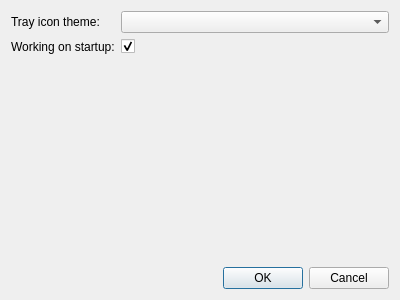
Before: the Qt Designer form src/worklog/ui/widget/settingsdialog.ui in anetczuk/work-log, drawn with Qt 5.
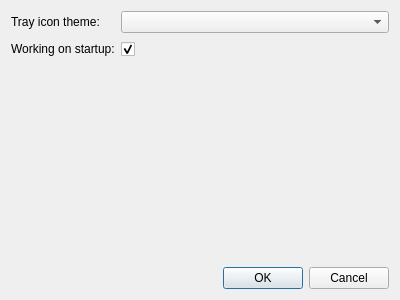
After: the same form once the commit is applied.

Patch:
```diff
--- a/src/worklog/ui/widget/settingsdialog.ui
+++ b/src/worklog/ui/widget/settingsdialog.ui
@@ -29,7 +29,7 @@
      <item row="1" column="1">
       <widget class="QCheckBox" name="workingOnStartupCB">
        <property name="text">
-        <string/>
+        <string>                        </string>
        </property>
        <property name="checked">
         <bool>true</bool>
```
Left out of the diff: 14 changed lines with no effect on the pictures.
